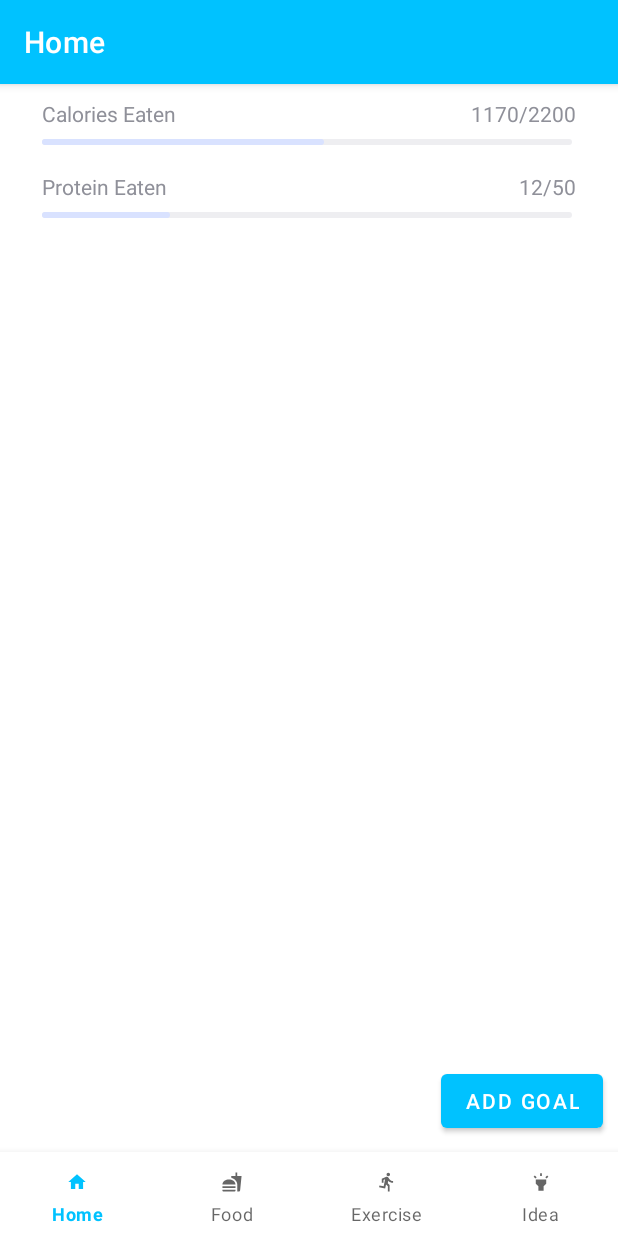
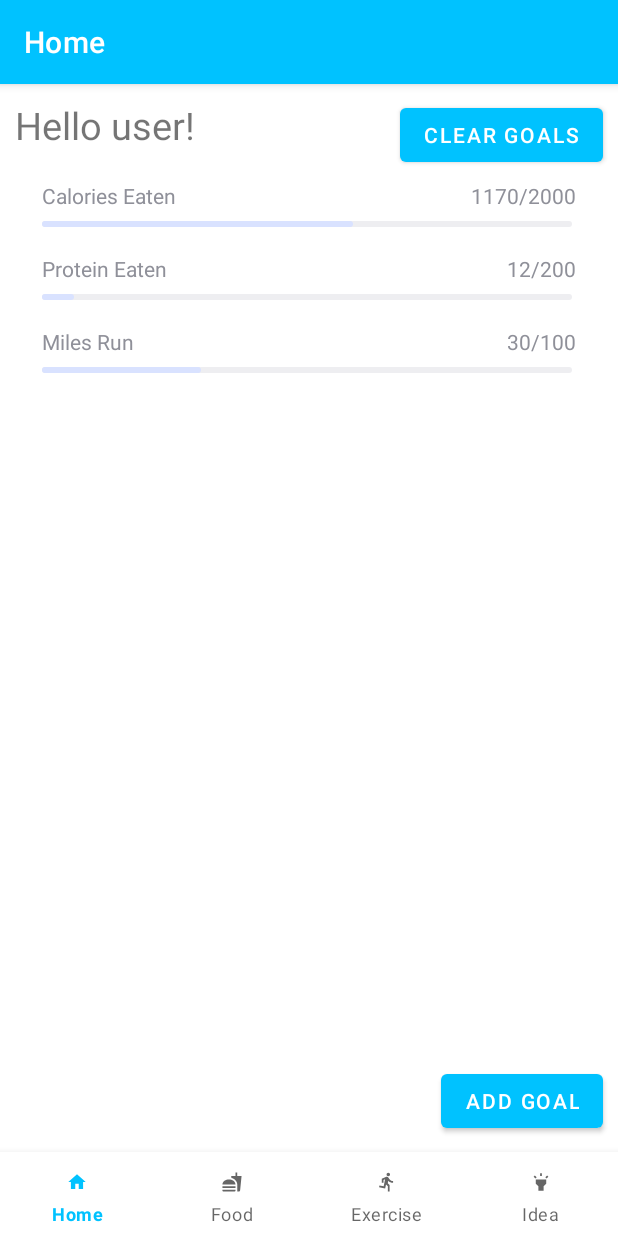
Before and after one commit to ErikHillard/HealthApp, an Android app: the HomeFragment screen opened directly, with no data from a screen before it, after a tap on "ADD GOAL", on a phone screen of 412 x 824 dp. Run offline under Robolectric (Android 15) with nearby library versions, the phone set to English and light mode, and no system bars; 1 other tap on this screen came first.

Commit message:
Added funcitonallity to presenting goals, clearing goals, and basic adding of goals. As well, changed the login button to dynamically check from the json for user and password

```diff
--- a/app/src/main/java/com/example/healthapp/CustomJson.java
+++ b/app/src/main/java/com/example/healthapp/CustomJson.java
@@ -56,7 +56,14 @@ public class CustomJson {
             "{\"Calories\":\"2000\"}," +
             "{\"Calories\":\"2100\"}," +
             "{\"Calories\":\"1800\"}" +
-            "]" +
+            "]," +
+            "\"user\":[{" +
+            "\"Username\":\"user\"," +
+            "\"Password\":\"pass\"," +
+            "\"Height\":\"190\"," +
+            "\"Weight\":\"200\"," +
+            "\"Age\":\"50\"" +
+            "}]" +
             "}";
 
     HashMap<String, ArrayList<HashMap<String, String>>> data;
@@ -65,7 +72,7 @@ public class CustomJson {
         this.file = file;
         gson = new Gson();
         data = new HashMap<>();
-        if (!file.exists() || true) {//change this to true to reset json file to default state (json_string)
+        if (!file.exists()) {//change this to true to reset json file to default state (json_string)
             writeFile();
         }
         readFile();
@@ -190,6 +197,9 @@ public class CustomJson {
         ja = json_data.get("calories_for_graph").getAsJsonArray();
         data.put("calories_for_graph", gson.fromJson(ja, ArrayList.class));
 
+        ja = json_data.get("user").getAsJsonArray();
+        data.put("user", gson.fromJson(ja, ArrayList.class));
+
     }
 
     public ArrayList<HashMap<String, String>> getGraphStats() {
@@ -225,6 +235,11 @@ public class CustomJson {
 
     public HashMap<String, String> getFoodGoals() {
         return new HashMap(data.get("food_goals").get(0));
+    }
+
+    public HashMap<String, String> getUser() {
+        HashMap <String, String> userData = new HashMap(data.get("user").get(0));
+        return new HashMap(data.get("user").get(0));
     }
 
     public HashMap<String, String> getExerciseGoals() {
@@ -281,4 +296,29 @@ public class CustomJson {
             data.get("exercise_goals").get(0).remove(attr);
         }
     }
+
+    public void removeAllGoals() {
+        data.get("exercise_goals").get(0).clear();
+        data.get("food_goals").get(0).clear();
+    }
+
+    public void replaceUser(String username, String password, String age, String height,
+                                String weight) {
+        Map <String, String> userData = data.get("user").get(0);
+        userData.replace("Username", username);
+        userData.replace("Password", password);
+        userData.replace("Age", age);
+        userData.replace("Height", height);
+        userData.replace("Weight", weight);
+    }
+
+    public String getUserName() {
+        Map<String, String> userData = data.get("user").get(0);
+        return userData.get("Username");
+    }
+
+    public String getUserPassword() {
+        Map<String, String> userData = data.get("user").get(0);
+        return userData.get("Password");
+    }
 }
--- a/app/src/main/java/com/example/healthapp/HomeFragment.java
+++ b/app/src/main/java/com/example/healthapp/HomeFragment.java
@@ -5,12 +5,15 @@ import android.os.Bundle;
 import androidx.annotation.NonNull;
 import androidx.annotation.Nullable;
 import androidx.fragment.app.Fragment;
+import androidx.fragment.app.FragmentTransaction;
 
 import android.view.LayoutInflater;
 import android.view.View;
 import android.view.ViewGroup;
 import android.widget.ListView;
 import android.widget.TextView;
+
+import com.google.android.material.button.MaterialButton;
 
 import org.w3c.dom.Text;
 
@@ -39,11 +42,24 @@ public class HomeFragment extends Fragment {
     public void onViewCreated(@NonNull View view, @Nullable Bundle savedInstanceState) {
         super.onViewCreated(view, savedInstanceState);
         populateData();
-        getActivity().findViewById(R.id.addGoal).setOnClickListener(
+        MaterialButton clearGoalsButton = (MaterialButton) view.findViewById(R.id.clearGoals);
+
+        clearGoalsButton.setOnClickListener(new View.OnClickListener() {
+            @Override
+            public void onClick(View view) {
+                cj.removeAllGoals();
+                populateData();
+            }
+        });
+
+        MaterialButton addGoalButton = (MaterialButton) view.findViewById(R.id.addGoal);
+        addGoalButton.setOnClickListener(
                 new View.OnClickListener() {
                     @Override
                     public void onClick(View view) {
-                        //TODO: Pull up dialog box with goals
+                        cj.addFoodGoal("Calories", "2000");
+                        cj.addFoodGoal("Protein", "200");
+                        cj.addExerciseGoal("Running", "100");
                         populateData();
                     }
                 }
@@ -51,11 +67,17 @@ public class HomeFragment extends Fragment {
     }
 
     private void populateData() {
-        cj = new CustomJson(new File(getContext().getFilesDir(), "data.json"));
+        if (cj == null) {
+            cj = new CustomJson(new File(getContext().getFilesDir(), "data.json"));
+        }
         ArrayList<GoalsView> arrayList = new ArrayList<GoalsView>();
         // add all the values from 1 to 15 to the arrayList
         // the items are of the type NumbersView
        if (cj != null) {
+           HashMap<String, String> user = cj.getUser();
+           TextView username = getActivity().findViewById(R.id.username);
+           username.setText("Hello " + user.get("Username") + "!");
+
             HashMap<String, String> foodGoals = cj.getFoodGoals();
             int currentDay = cj.getFoodLastDay();
             HashMap<String, String> foodOnLastDay = cj.getFoodDay(currentDay);
@@ -92,6 +114,32 @@ public class HomeFragment extends Fragment {
                     arrayList.add(new GoalsView("Sodium Eaten", Integer.toString(sodiumTotal), foodGoals.get(s)));
                 }
             }
+
+           HashMap<String, String> exerciseGoals = cj.getExerciseGoals();
+           HashMap<String, String> exerciseOnLastDay = cj.getExerciseDay(currentDay);
+           ArrayList<HashMap<String, String>> exerciseData = cj.getExerciseData();
+           String running = exerciseOnLastDay.get("Running");
+           if (running == null) {
+               running = "0";
+           }
+           String walking = exerciseOnLastDay.get("Walking");
+           if (walking == null) {
+               walking = "0";
+           }
+
+           for (String s : exerciseGoals.keySet()) {
+               if (s.equals("Calories")) {
+                   //TODO: Find out how many colories burned in a day use exercise data
+                   arrayList.add(new GoalsView("Calories Burned", "400", foodGoals.get(s)));
+               } else if (s.equals("Running")) {
+                   arrayList.add(new GoalsView("Miles Run", running, exerciseGoals.get(s)));
+               } else if (s.equals("Walking")) {
+                   arrayList.add(new GoalsView("Miles Walked", walking, exerciseGoals.get(s)));
+               } else if (s.equals("Traveled")) {
+                   arrayList.add(new GoalsView("Miles Traveled", Integer.toString(Integer.parseInt(running) + Integer.parseInt(walking)), exerciseGoals.get(s)));
+               }
+           }
+
         }
 
         // Now create the instance of the NumebrsViewAdapter and pass
--- a/app/src/main/res/layout/fragment_home.xml
+++ b/app/src/main/res/layout/fragment_home.xml
@@ -6,7 +6,25 @@
     android:layout_height="match_parent"
     app:layout_behavior="@string/appbar_scrolling_view_behavior">
 
+    <TextView
+        android:layout_width="wrap_content"
+        android:layout_height="wrap_content"
+        android:id="@+id/username"
+        android:textSize="25dp"
+        android:layout_margin="10dp"
+        />
+    <com.google.android.material.button.MaterialButton
+        android:layout_width="wrap_content"
+        android:layout_height="wrap_content"
+        android:id="@+id/clearGoals"
+        android:layout_alignParentTop="true"
+        android:layout_alignParentRight="true"
+        android:layout_centerHorizontal="true"
+        android:text="Clear Goals"
+        android:layout_margin="10dp"
+        />
     <ListView
+        android:layout_below="@id/username"
         android:id="@+id/listView"
         android:layout_marginTop="10dp"
         android:layout_width="wrap_content"
```
Also changed, not shown: app/src/main/java/com/example/healthapp/LoginFragment.java (+19 -4 lines), app/src/main/java/com/example/healthapp/RegisterFragment.java (+11 -4 lines), app/src/main/res/layout/fragment_register.xml (+15 -1 lines).
